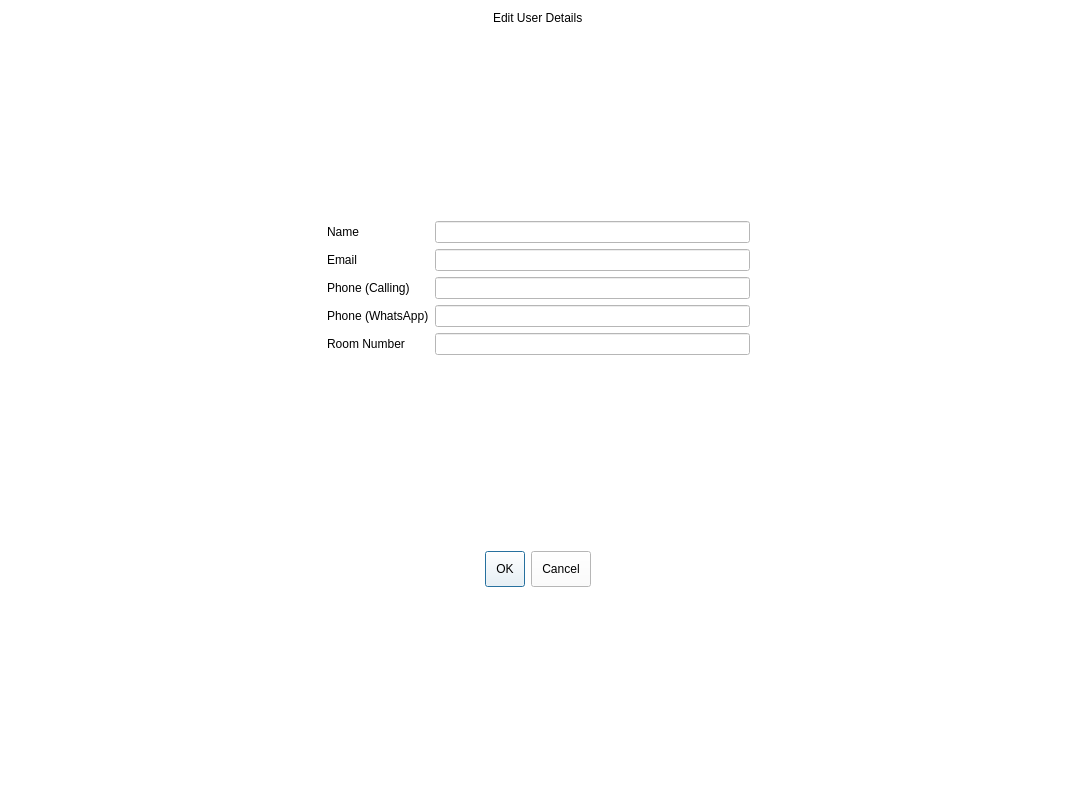
Above: editdetails.ui from arc-bphc/sims-gui before the change. Below: the same form after it.
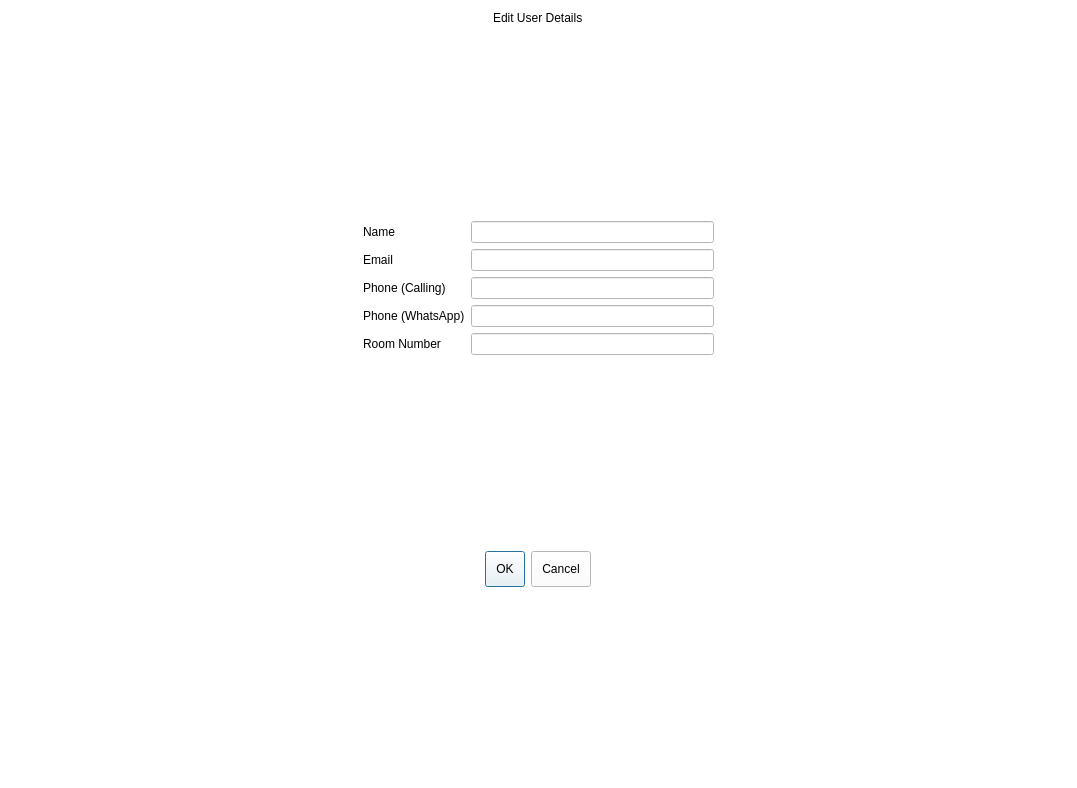
That is the form after the change.

Diff of the .ui file:
```diff
--- a/editdetails.ui
+++ b/editdetails.ui
@@ -26,6 +26,19 @@
   </property>
   <layout class="QGridLayout" name="gridLayout_3">
    <item row="0" column="0">
+    <spacer name="horizontalSpacer_3">
+     <property name="orientation">
+      <enum>Qt::Horizontal</enum>
+     </property>
+     <property name="sizeHint" stdset="0">
+      <size>
+       <width>40</width>
+       <height>20</height>
+      </size>
+     </property>
+    </spacer>
+   </item>
+   <item row="0" column="1">
     <layout class="QGridLayout" name="gridLayout">
      <item row="4" column="0" alignment="Qt::AlignHCenter">
       <widget class="QDialogButtonBox" name="buttonBox">
@@ -49,84 +62,58 @@
      </item>
      <item row="2" column="0">
       <layout class="QGridLayout" name="gridLayout_2">
-       <item row="2" column="1">
+       <item row="2" column="0">
         <widget class="QLabel" name="label_7">
          <property name="text">
           <string>Phone (Calling)</string>
          </property>
         </widget>
        </item>
-       <item row="2" column="2">
+       <item row="2" column="1">
         <widget class="QLineEdit" name="phoneCall"/>
        </item>
-       <item row="3" column="1">
+       <item row="3" column="0">
         <widget class="QLabel" name="label_8">
          <property name="text">
           <string>Phone (WhatsApp)</string>
          </property>
         </widget>
        </item>
-       <item row="2" column="0">
-        <spacer name="horizontalSpacer">
-         <property name="orientation">
-          <enum>Qt::Horizontal</enum>
-         </property>
-         <property name="sizeHint" stdset="0">
-          <size>
-           <width>40</width>
-           <height>20</height>
-          </size>
-         </property>
-        </spacer>
-       </item>
-       <item row="1" column="1">
+       <item row="1" column="0">
         <widget class="QLabel" name="label_6">
          <property name="text">
           <string>Email</string>
          </property>
         </widget>
        </item>
-       <item row="1" column="2">
+       <item row="1" column="1">
         <widget class="QLineEdit" name="email"/>
        </item>
-       <item row="0" column="2">
+       <item row="0" column="1">
         <widget class="QLineEdit" name="name">
          <property name="enabled">
           <bool>false</bool>
          </property>
         </widget>
        </item>
-       <item row="3" column="3">
-        <spacer name="horizontalSpacer_2">
-         <property name="orientation">
-          <enum>Qt::Horizontal</enum>
-         </property>
-         <property name="sizeHint" stdset="0">
-          <size>
-           <width>40</width>
-           <height>20</height>
-          </size>
-         </property>
-        </spacer>
-       </item>
-       <item row="0" column="1">
+       <item row="0" column="0">
         <widget class="QLabel" name="label_5">
          <property name="text">
           <string>Name</string>
          </property>
         </widget>
        </item>
-       <item row="3" column="2">
+       <item row="3" column="1">
         <widget class="QLineEdit" name="phoneWhatsApp"/>
        </item>
-       <item row="4" column="1">
+       <item row="4" column="0">
         <widget class="QLabel" name="label_9">
          <property name="text">
           <string>Room Number</string>
          </property>
         </widget>
        </item>
-       <item row="4" column="2">
+       <item row="4" column="1">
         <widget class="QLineEdit" name="roomNumber"/>
        </item>
       </layout>
@@ -169,6 +156,19 @@
      </item>
     </layout>
    </item>
+   <item row="0" column="2">
+    <spacer name="horizontalSpacer_4">
+     <property name="orientation">
+      <enum>Qt::Horizontal</enum>
+     </property>
+     <property name="sizeHint" stdset="0">
+      <size>
+       <width>40</width>
+       <height>20</height>
+      </size>
+     </property>
+    </spacer>
+   </item>
   </layout>
  </widget>
  <resources/>
```
